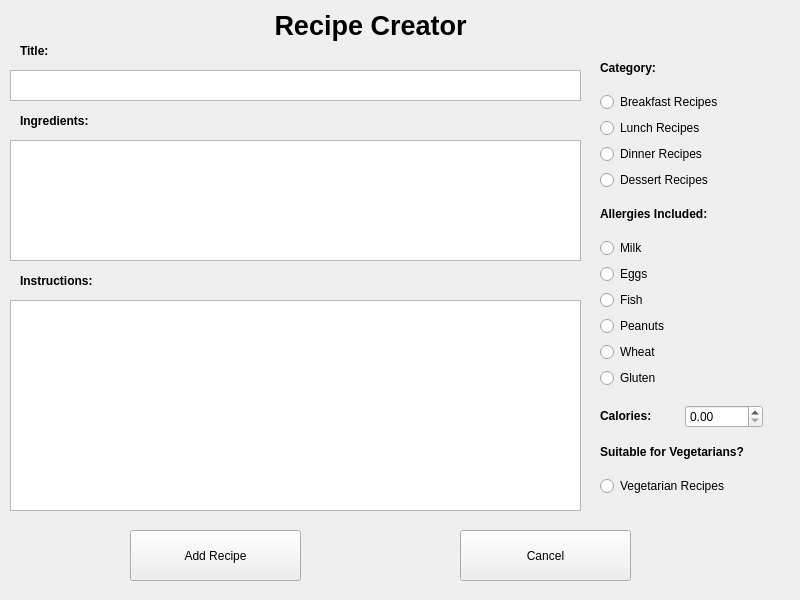
Qt form CS4076-QT-Project/addrecipewindow.ui (italotrt/CS4076-Event-Driven-Programming-Project) before a commit.
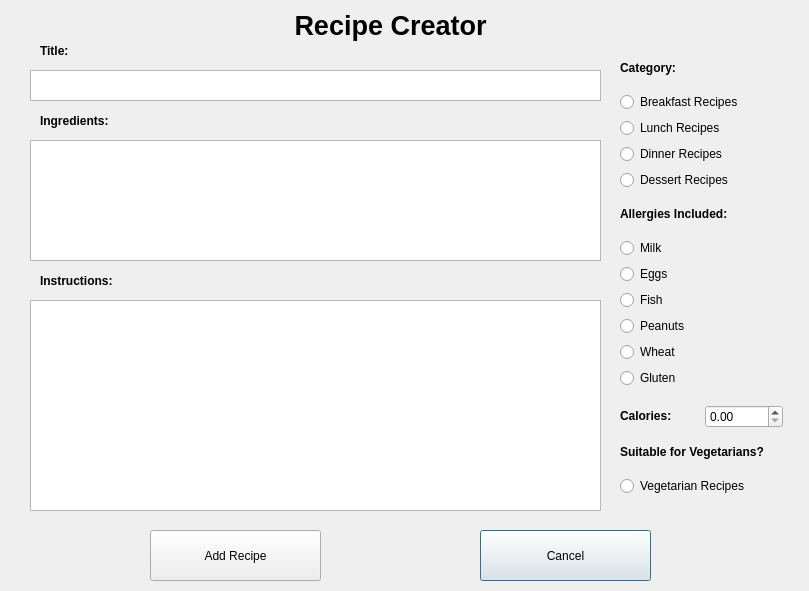
The same form after that commit.

Commit message: Pop Up Window working

```diff
--- a/CS4076-QT-Project/addrecipewindow.ui
+++ b/CS4076-QT-Project/addrecipewindow.ui
@@ -1,101 +1,32 @@
 <?xml version="1.0" encoding="UTF-8"?>
 <ui version="4.0">
- <class>MainWindow</class>
- <widget class="QMainWindow" name="MainWindow">
+ <class>AddRecipeWindow</class>
+ <widget class="QDialog" name="AddRecipeWindow">
   <property name="geometry">
    <rect>
     <x>0</x>
     <y>0</y>
-    <width>800</width>
-    <height>600</height>
+    <width>809</width>
+    <height>591</height>
    </rect>
   </property>
   <property name="windowTitle">
    <string>MainWindow</string>
   </property>
-  <widget class="QWidget" name="centralwidget">
-   <widget class="QLabel" name="mainTitleLabel">
-    <property name="geometry">
-     <rect>
-      <x>260</x>
-      <y>10</y>
-      <width>221</width>
-      <height>31</height>
-     </rect>
-    </property>
-    <property name="font">
-     <font>
-      <pointsize>20</pointsize>
-      <bold>true</bold>
-     </font>
-    </property>
-    <property name="text">
-     <string>Recipe Creator</string>
-    </property>
-    <property name="alignment">
-     <set>Qt::AlignCenter</set>
-    </property>
-   </widget>
    <widget class="QTextEdit" name="titletextEdit">
     <property name="geometry">
      <rect>
-      <x>10</x>
+     <x>30</x>
       <y>70</y>
       <width>571</width>
       <height>31</height>
      </rect>
     </property>
    </widget>
-   <widget class="QLabel" name="titleLabel">
-    <property name="geometry">
-     <rect>
-      <x>20</x>
-      <y>40</y>
-      <width>111</width>
-      <height>21</height>
-     </rect>
-    </property>
-    <property name="font">
-     <font>
-      <bold>true</bold>
-     </font>
-    </property>
-    <property name="text">
-     <string>Title:</string>
-    </property>
-   </widget>
-   <widget class="QLabel" name="instructionsLabel">
-    <property name="geometry">
-     <rect>
-      <x>20</x>
-      <y>270</y>
-      <width>111</width>
-      <height>21</height>
-     </rect>
-    </property>
-    <property name="font">
-     <font>
-      <bold>true</bold>
-     </font>
-    </property>
-    <property name="text">
-     <string>Instructions:</string>
-    </property>
-   </widget>
-   <widget class="QTextEdit" name="textEdit">
-    <property name="geometry">
-     <rect>
-      <x>10</x>
-      <y>300</y>
-      <width>571</width>
-      <height>211</height>
-     </rect>
-    </property>
-   </widget>
    <widget class="QWidget" name="verticalLayoutWidget_3">
     <property name="geometry">
      <rect>
-      <x>600</x>
+     <x>620</x>
       <y>50</y>
       <width>163</width>
       <height>461</height>
@@ -275,46 +206,60 @@
      </item>
     </layout>
    </widget>
-   <widget class="QPushButton" name="addButton">
-    <property name="geometry">
-     <rect>
-      <x>130</x>
-      <y>530</y>
-      <width>171</width>
-      <height>51</height>
-     </rect>
-    </property>
-    <property name="text">
-     <string>Add Recipe</string>
-    </property>
-   </widget>
-   <widget class="QPushButton" name="cancelButton">
-    <property name="geometry">
-     <rect>
-      <x>460</x>
-      <y>530</y>
-      <width>171</width>
-      <height>51</height>
-     </rect>
-    </property>
-    <property name="text">
-     <string>Cancel</string>
-    </property>
-   </widget>
    <widget class="QTextEdit" name="ingredientsTextEdit">
     <property name="geometry">
      <rect>
-      <x>10</x>
+     <x>30</x>
       <y>140</y>
       <width>571</width>
       <height>121</height>
      </rect>
     </property>
    </widget>
+  <widget class="QLabel" name="mainTitleLabel">
+   <property name="geometry">
+    <rect>
+     <x>280</x>
+     <y>10</y>
+     <width>221</width>
+     <height>31</height>
+    </rect>
+   </property>
+   <property name="font">
+    <font>
+     <pointsize>20</pointsize>
+     <bold>true</bold>
+    </font>
+   </property>
+   <property name="text">
+    <string>Recipe Creator</string>
+   </property>
+   <property name="alignment">
+    <set>Qt::AlignCenter</set>
+   </property>
+  </widget>
+  <widget class="QLabel" name="instructionsLabel">
+   <property name="geometry">
+    <rect>
+     <x>40</x>
+     <y>270</y>
+     <width>111</width>
+     <height>21</height>
+    </rect>
+   </property>
+   <property name="font">
+    <font>
+     <bold>true</bold>
+    </font>
+   </property>
+   <property name="text">
+    <string>Instructions:</string>
+   </property>
+  </widget>
    <widget class="QLabel" name="ingredientsLabel">
     <property name="geometry">
      <rect>
-      <x>20</x>
+     <x>40</x>
       <y>110</y>
       <width>111</width>
       <height>21</height>
@@ -329,6 +274,59 @@
      <string>Ingredients:</string>
     </property>
    </widget>
+  <widget class="QLabel" name="titleLabel">
+   <property name="geometry">
+    <rect>
+     <x>40</x>
+     <y>40</y>
+     <width>111</width>
+     <height>21</height>
+    </rect>
+   </property>
+   <property name="font">
+    <font>
+     <bold>true</bold>
+    </font>
+   </property>
+   <property name="text">
+    <string>Title:</string>
+   </property>
+  </widget>
+  <widget class="QTextEdit" name="textEdit">
+   <property name="geometry">
+    <rect>
+     <x>30</x>
+     <y>300</y>
+     <width>571</width>
+     <height>211</height>
+    </rect>
+   </property>
+  </widget>
+  <widget class="QPushButton" name="cancelButton">
+   <property name="geometry">
+    <rect>
+     <x>480</x>
+     <y>530</y>
+     <width>171</width>
+     <height>51</height>
+    </rect>
+   </property>
+   <property name="text">
+    <string>Cancel</string>
+   </property>
+  </widget>
+  <widget class="QPushButton" name="addButton">
+   <property name="geometry">
+    <rect>
+     <x>150</x>
+     <y>530</y>
+     <width>171</width>
+     <height>51</height>
+    </rect>
+   </property>
+   <property name="text">
+    <string>Add Recipe</string>
+   </property>
   </widget>
  </widget>
  <resources/>
```
Left out of the diff: 42 changed lines with no effect on the pictures. Lines whose indentation alone changed are shown as unchanged. The commit also changes 13 other files.
